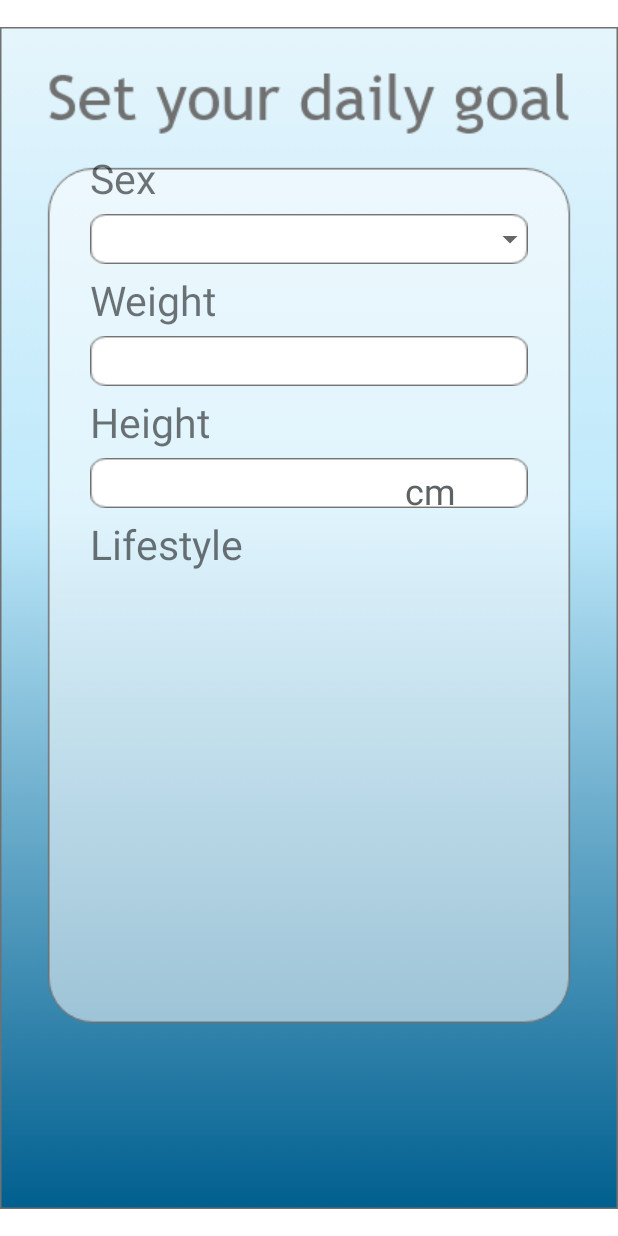
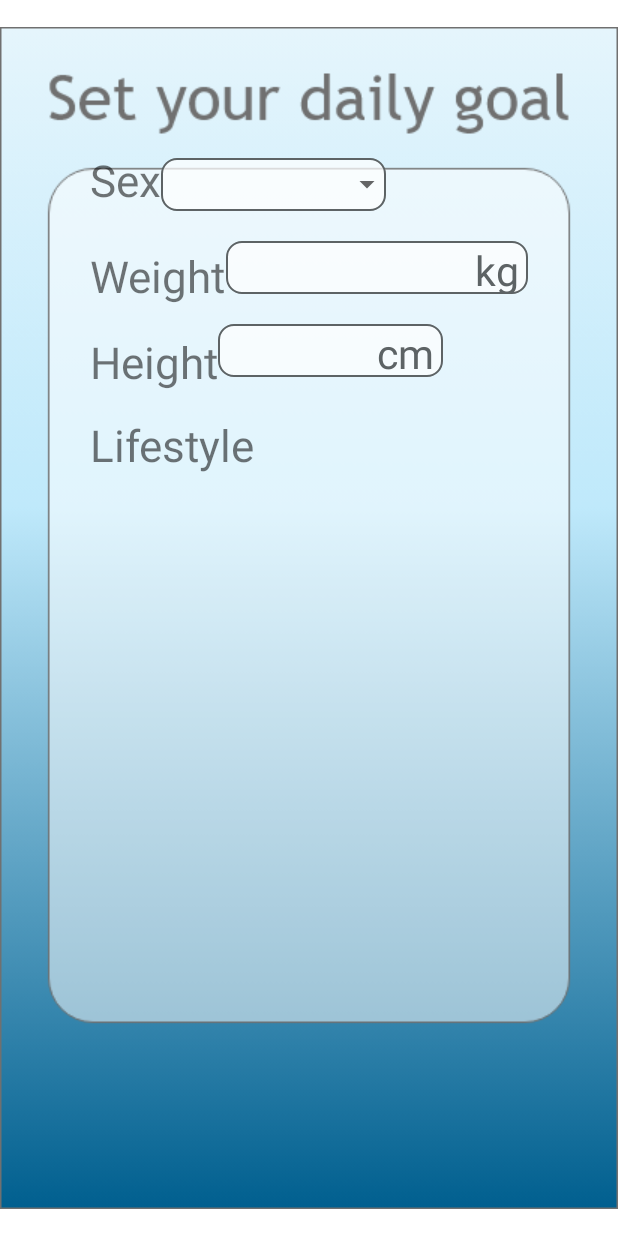
Before and after one commit to nkwasek/WaterNotifierApp, an Android app: the screen it shows after launch (MainActivity), on a phone screen of 412 x 824 dp. Run offline under Robolectric (Android 15) with nearby library versions, the phone set to English and light mode, and no system bars; Roboto replaces fonts that are not available here.

Commit message:
activity_goal to change

```diff
--- /dev/null
+++ b/app/src/main/res/drawable/rounded_corner.xml
@@ -0,0 +1,16 @@
+<?xml version="1.0" encoding="utf-8"?>
+<shape xmlns:android="http://schemas.android.com/apk/res/android">
+    <stroke
+        android:width="1dp"
+        android:color="@color/text_color" />
+
+    <solid android:color="#B4FFFFFF" />
+
+    <padding
+        android:left="1dp"
+        android:right="1dp"
+        android:bottom="1dp"
+        android:top="1dp" />
+
+    <corners android:radius="10dp" />
+</shape>
--- a/app/src/main/res/layout/activity_goal.xml
+++ b/app/src/main/res/layout/activity_goal.xml
@@ -22,27 +22,31 @@
             android:layout_width="wrap_content"
             android:layout_height="wrap_content"
             android:text="Sex"
-            android:textSize="27dp"
-            android:paddingBottom="5dp"/>
+            android:textSize="29dp"
+            android:paddingBottom="5dp" />
 
         <RelativeLayout
             android:id="@+id/spinner_layout"
-            android:layout_width="match_parent"
-            android:layout_height="33dp"
-            android:background="@drawable/goal_rect"
-            android:layout_below="@id/textview_sex">
+            android:layout_width="150dp"
+            android:layout_height="35dp"
+            android:background="@drawable/rounded_corner"
+            android:layout_marginTop="5dp"
+            android:layout_marginBottom="20dp"
+            android:layout_toRightOf="@id/textview_sex"
+            >
 
             <Spinner
                 android:id="@+id/spinner_sex"
                 android:layout_width="match_parent"
-                android:layout_height="wrap_content"
-                android:layout_centerVertical="true"
-                android:layout_gravity="center"
+                android:layout_height="match_parent"
+                android:layout_alignParentStart="false"
+                android:layout_centerVertical="false"
+                android:layout_gravity="right|center_vertical"
+                android:layout_marginLeft="8dp"
                 android:background="@android:color/transparent"
                 android:gravity="center"
-                android:layout_marginLeft="8dp"
                 android:spinnerMode="dropdown"
-                android:textSize="24dp"/>
+                android:textSize="27dp" />
 
             <ImageView
                 android:layout_width="wrap_content"
@@ -58,28 +62,47 @@
             android:layout_width="wrap_content"
             android:layout_height="wrap_content"
             android:layout_below="@id/spinner_layout"
+            android:layout_alignBaseline="@id/weight_layout"
+            android:layout_alignParentLeft="true"
+            android:layout_alignParentTop="false"
+            android:layout_centerInParent="true"
+            android:paddingVertical="5dp"
             android:text="Weight"
-            android:textSize="27dp"
-            android:paddingVertical="5dp"/>
+            android:textSize="29dp" />
 
         <RelativeLayout
             android:id="@+id/weight_layout"
             android:layout_width="match_parent"
-            android:layout_height="33dp"
-            android:background="@drawable/goal_rect"
-            android:layout_below="@id/textview_weight">
+            android:layout_height="35dp"
+            android:background="@drawable/rounded_corner"
+            android:layout_below="@id/spinner_layout"
+            android:layout_toRightOf="@id/textview_weight"
+            android:layout_marginBottom="20dp">
 
             <EditText
                 android:id="@+id/edit_weight"
                 android:layout_width="wrap_content"
                 android:layout_height="wrap_content"
+                android:layout_alignParentRight="false"
+                android:layout_marginLeft="10dp"
+                android:background="#00000000"
                 android:ems="10"
                 android:inputType="number"
-                android:textSize="24dp"
-                android:layout_marginLeft="10dp"
-                android:background="#00000000"
+                android:paddingTop="5dp"
                 android:textColor="@color/text_color"
-                android:paddingTop="5dp"/>
+                android:textSize="27dp" />
+
+            <TextView
+                android:layout_width="wrap_content"
+                android:layout_height="wrap_content"
+                android:layout_alignParentRight="true"
+                android:layout_marginLeft="6dp"
+                android:text="kg"
+                android:paddingRight="5dp"
+                android:textColor="@color/text_color"
+                android:textSize="27dp" />
+
+
         </RelativeLayout>
 
 
@@ -89,42 +112,42 @@
             android:layout_height="wrap_content"
             android:layout_below="@id/weight_layout"
             android:text="Height"
-            android:textSize="27dp"
+            android:textSize="29dp"
             android:paddingVertical="5dp"/>
 
-        <TableLayout
+        <RelativeLayout
             android:id="@+id/height_layout"
-            android:layout_width="match_parent"
-            android:layout_height="33dp"
-            android:background="@drawable/goal_rect"
-            android:layout_below="@id/textview_height">
-
-            <TableRow>
+            android:layout_width="150dp"
+            android:layout_height="35dp"
+            android:layout_toRightOf="@id/textview_height"
+            android:layout_below="@id/weight_layout"
+            android:layout_marginBottom="20dp"
+            android:background="@drawable/rounded_corner"
+            >
 
             <EditText
                 android:id="@+id/edit_height"
-                android:layout_width="200dp"
+                android:layout_width="150dp"
                 android:layout_height="wrap_content"
+                android:layout_marginLeft="10dp"
+                android:background="#00000000"
                 android:ems="10"
                 android:inputType="number"
-                android:textSize="24dp"
-                android:layout_marginLeft="10dp"
-                android:background="#00000000"
+                android:paddingTop="5dp"
                 android:textColor="@color/text_color"
-                android:paddingTop="5dp"
-                android:layout_column="1"/>
+                android:textSize="27dp" />
 
-                <TextView
-                    android:id="@+id/text_cm"
-                    android:layout_width="wrap_content"
-                    android:layout_height="wrap_content"
-                    android:text="cm"
-                    android:textSize="24dp"
-                    android:textColor="@color/text_color"
-                    android:layout_column="2"/>
-            </TableRow>
+            <TextView
+                android:layout_width="wrap_content"
+                android:layout_height="wrap_content"
+                android:layout_alignParentRight="true"
+                android:layout_marginLeft="6dp"
+                android:text="cm"
+                android:paddingRight="5dp"
+                android:textColor="@color/text_color"
+                android:textSize="27dp" />
 
-        </TableLayout>
+        </RelativeLayout>
 
         <TextView
             android:id="@+id/textview_lifestyle"
@@ -132,10 +155,8 @@
             android:layout_height="wrap_content"
             android:layout_below="@id/height_layout"
             android:text="Lifestyle"
-            android:textSize="27dp"
+            android:textSize="29dp"
             android:paddingVertical="5dp"/>
-
-
 
 
     </RelativeLayout>
```
